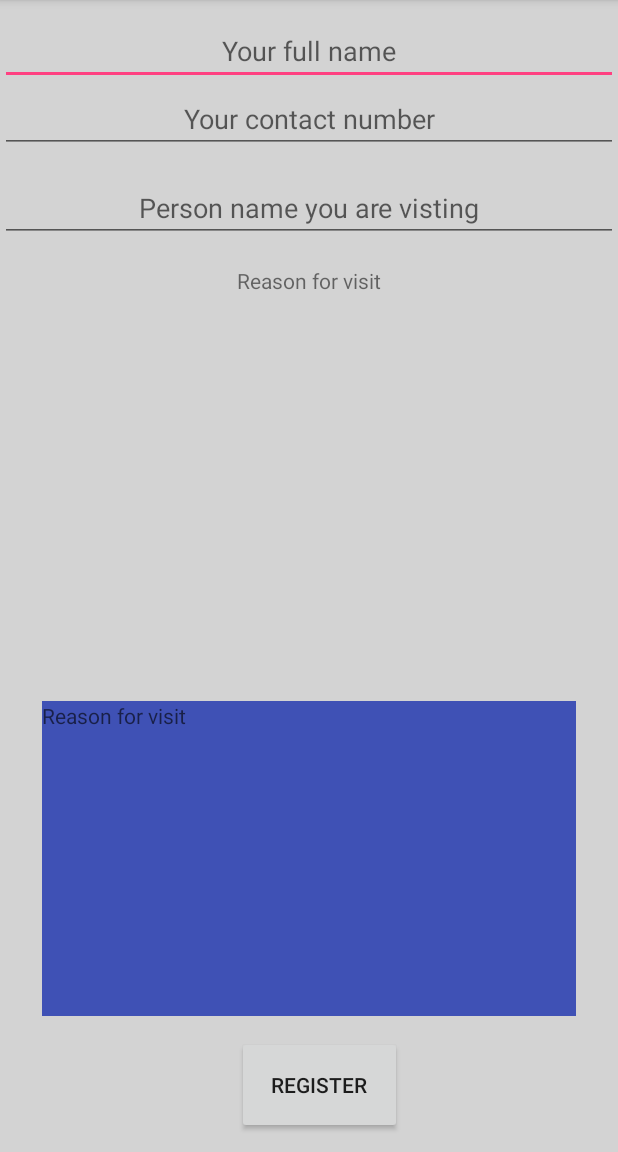
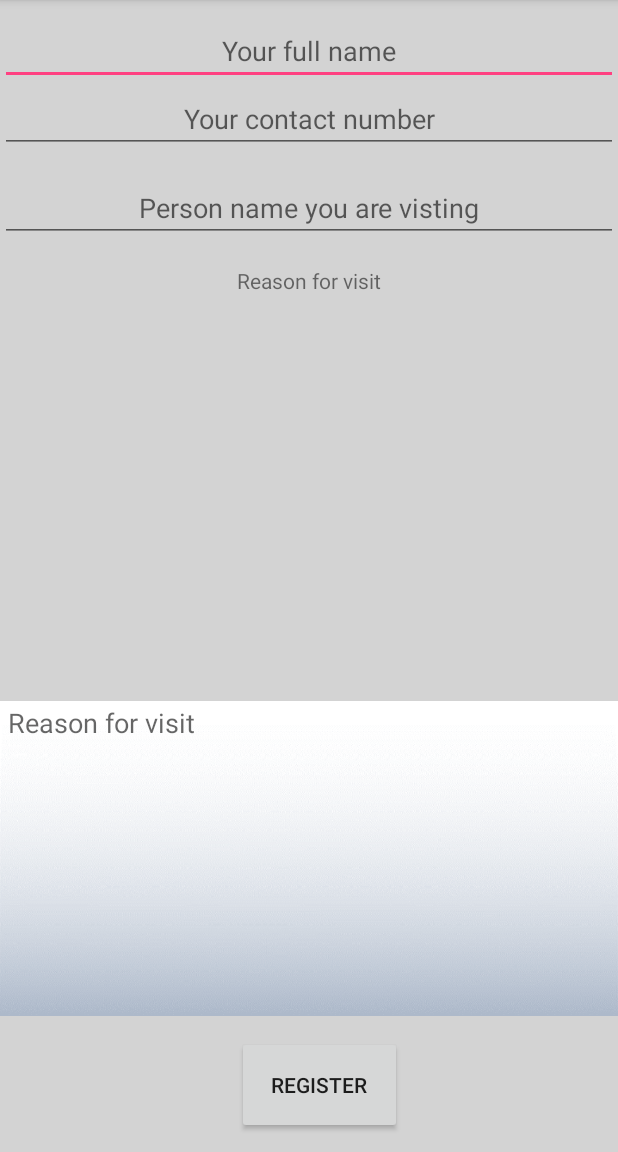
Before and after one commit to BaneleMlamleli/VisitorBooking, an Android app: the screen it shows after launch (MainActivity), on a phone screen of 412 x 824 dp, the part 84-1236 px from its top. Run offline under Robolectric (Android 15) with nearby library versions, the phone set to English and light mode, and no system bars.

Commit message:
activity_main.xml: Change TextView background

```diff
--- a/app/src/main/res/layout/activity_main.xml
+++ b/app/src/main/res/layout/activity_main.xml
@@ -23,9 +23,9 @@
             android:layout_centerHorizontal="true"
             android:layout_marginTop="11dp"
             android:ems="10"
-            android:inputType="textPersonName"
             android:gravity="center"
-            android:hint="@string/your_full_name" />
+            android:hint="@string/your_full_name"
+            android:inputType="textPersonName" />
 
         <EditText
             android:id="@+id/txtContactNumber"
@@ -35,9 +35,9 @@
             android:layout_alignStart="@+id/txtVisitorName"
             android:layout_below="@+id/txtVisitorName"
             android:ems="10"
-            android:inputType="phone"
             android:gravity="center"
-            android:hint="@string/your_contact_number" />
+            android:hint="@string/your_contact_number"
+            android:inputType="phone" />
 
         <EditText
             android:id="@+id/txtPersonVisitingNumber"
@@ -48,9 +48,9 @@
             android:layout_below="@+id/txtContactNumber"
             android:layout_marginTop="14dp"
             android:ems="10"
-            android:inputType="textPersonName"
             android:gravity="center"
-            android:hint="@string/person_name_you_are_visting" />
+            android:hint="@string/person_name_you_are_visting"
+            android:inputType="textPersonName" />
 
         <TextView
             android:id="@+id/textView5"
@@ -61,16 +61,20 @@
             android:layout_marginTop="16dp"
             android:text="@string/reason_for_visit" />
 
-        <TextView
+        <EditText
             android:id="@+id/txtReason"
-            android:layout_width="356dp"
+            android:layout_width="match_parent"
             android:layout_height="210dp"
             android:layout_above="@+id/btnRegister"
             android:layout_centerHorizontal="true"
             android:layout_marginBottom="13dp"
-            android:background="?attr/colorPrimary"
+            android:background="@drawable/gradient"
+            android:gravity="top"
             android:hint="Reason for visit"
-            android:textColor="@android:color/white" />
+            android:paddingLeft="5dp"
+            android:paddingRight="5dp"
+            android:paddingTop="2dp"
+            android:textColor="@android:color/black" />
 
         <Button
             android:id="@+id/btnRegister"
```
